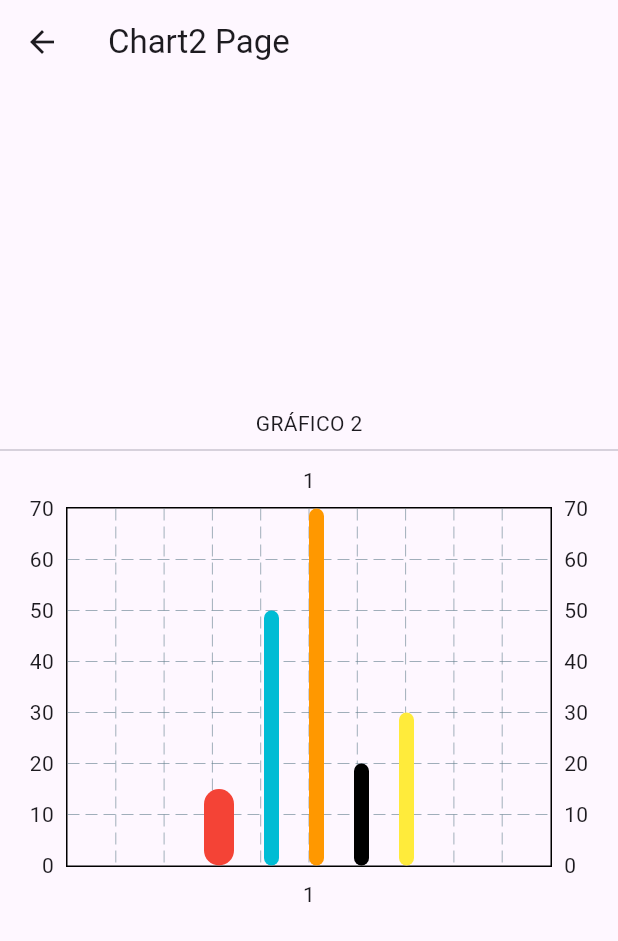
After one commit to fr4nsgallegos/exportsandchartsg8, a Flutter app: the screen it shows after launch, after a tap on "CHART 2", on a phone screen of 412 x 824 dp. The commit adds this screen. Shown: the top 941 px of the screen. Run offline on Flutter 3.47's test engine with Material 3 defaults, Android fonts, the phone set to English and light mode, and no system bars; drawn by our look-alikes of fl_chart; our stand-ins replace cloud_firestore, firebase_core, go_router, open_file, pdf; missing offline and left inert: syncfusion_flutter_xlsio, syncfusion_officechart; accounts and stored records are empty.

Commit message:
grapgh 2

```diff
--- a/lib/charts/chart1_page.dart
+++ b/lib/charts/chart1_page.dart
@@ -54,7 +54,7 @@ class Chart1Page extends StatelessWidget {
   Widget build(BuildContext context) {
     return Scaffold(
       appBar: AppBar(
-        title: Text("Char1 Page"),
+        title: Text("Chart1 Page"),
       ),
       floatingActionButton: FloatingActionButton(
         onPressed: () {
@@ -69,7 +69,8 @@ class Chart1Page extends StatelessWidget {
           Container(
             height: 300,
             child: _graph(),
-          )
+          ),
+          Text("sta es la descipcion")
         ],
       ),
     );
--- /dev/null
+++ b/lib/charts/chart2_page.dart
@@ -0,0 +1,66 @@
+import 'package:fl_chart/fl_chart.dart';
+import 'package:flutter/material.dart';
+
+class Chart2Page extends StatelessWidget {
+  @override
+  Widget build(BuildContext context) {
+    return Scaffold(
+      appBar: AppBar(
+        title: Text("Chart2 Page"),
+      ),
+      body: Column(
+        mainAxisAlignment: MainAxisAlignment.center,
+        children: [
+          Text("GRÁFICO 2"),
+          Divider(),
+          Container(
+            height: 300,
+            child: BarChart(
+              BarChartData(
+                barGroups: [
+                  BarChartGroupData(
+                    x: 1,
+                    barsSpace: 20,
+                    groupVertically: false,
+                    barRods: [
+                      BarChartRodData(
+                        fromY: 0,
+                        toY: 15,
+                        color: Colors.red,
+                        width: 20,
+                      ),
+                      BarChartRodData(
+                        toY: 50,
+                        fromY: 0,
+                        color: Colors.cyan,
+                        width: 10,
+                      ),
+                      BarChartRodData(
+                        toY: 70,
+                        fromY: 0,
+                        color: Colors.orange,
+                        width: 10,
+                      ),
+                      BarChartRodData(
+                        toY: 20,
+                        fromY: 0,
+                        color: Colors.black,
+                        width: 10,
+                      ),
+                      BarChartRodData(
+                        toY: 30,
+                        fromY: 0,
+                        color: Colors.yellow,
+                        width: 10,
+                      ),
+                    ],
+                  ),
+                ],
+              ),
+            ),
+          ),
+        ],
+      ),
+    );
+  }
+}
--- a/lib/pages/home_page.dart
+++ b/lib/pages/home_page.dart
@@ -3,6 +3,7 @@ import 'dart:typed_data';
 
 import 'package:cloud_firestore/cloud_firestore.dart';
 import 'package:exportsandchartsg8/charts/chart1_page.dart';
+import 'package:exportsandchartsg8/charts/chart2_page.dart';
 import 'package:exportsandchartsg8/pages/cart_page.dart';
 import 'package:exportsandchartsg8/pages/profile_page.dart';
 import 'package:flutter/material.dart';
@@ -210,6 +211,17 @@ class HomePage extends StatelessWidget {
                 },
                 child: Text("CHART 1"),
               ),
+              ElevatedButton(
+                onPressed: () {
+                  Navigator.push(
+                    context,
+                    MaterialPageRoute(
+                      builder: (context) => Chart2Page(),
+                    ),
+                  );
+                },
+                child: Text("CHART 2"),
+              ),
             ],
           ),
         ),
```
